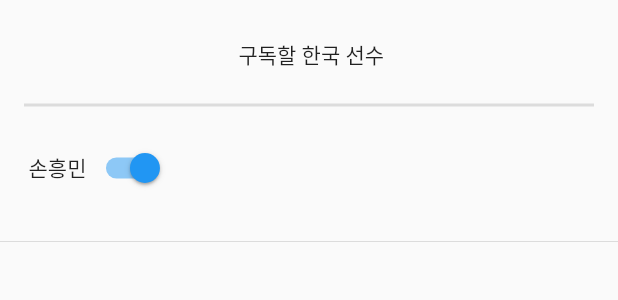
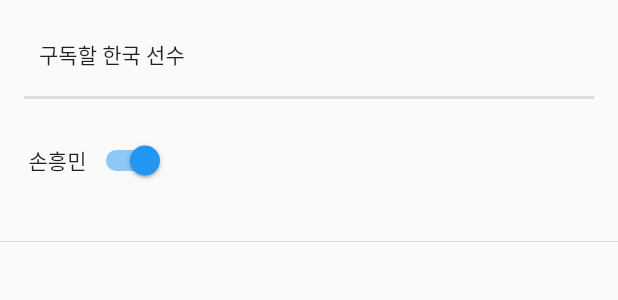
Before and after one commit to donghyuk454/soccer_dream, a Flutter app: the KoreanDrawer widget shown alone on an empty page, opened directly, on a phone screen of 412 x 824 dp. Shown: the top 300 px of the screen. Run offline on Flutter 3.47's test engine with Material 2 defaults, Android fonts, the phone set to English and light mode, and no system bars; our stand-ins replace table_calendar; statements that could not run were skipped.

Commit message:
[FEAT] UI 화면 수정

```diff
--- a/lib/components/korean_drawer.dart
+++ b/lib/components/korean_drawer.dart
@@ -2,8 +2,8 @@ import 'package:dream/components/player_toggle.dart';
 import 'package:flutter/material.dart';
 
 class KoreanDrawer extends StatefulWidget {
-  List<String> koreanList = ["손흥민", "황희찬", "이강인", "김민재",];
-  List<bool> koreanActiveList = [true, true, false, false,];
+  final List<String> koreanList = ["손흥민", "황희찬", "이강인", "김민재",];
+  final List<bool> koreanActiveList = [true, true, false, false,];
 
   KoreanDrawer({super.key});
 
@@ -36,7 +36,8 @@ class _KoreanDrawerState extends State<KoreanDrawer> {
       child: Column (
         children: [
           Container(
-            margin: EdgeInsets.fromLTRB(3, 10, 0, 15),
+            margin: EdgeInsets.fromLTRB(10, 10, 0, 10),
+            alignment: Alignment.centerLeft,
             child: Text("구독할 한국 선수"),
           ),
           Divider(thickness: 2,),
```
